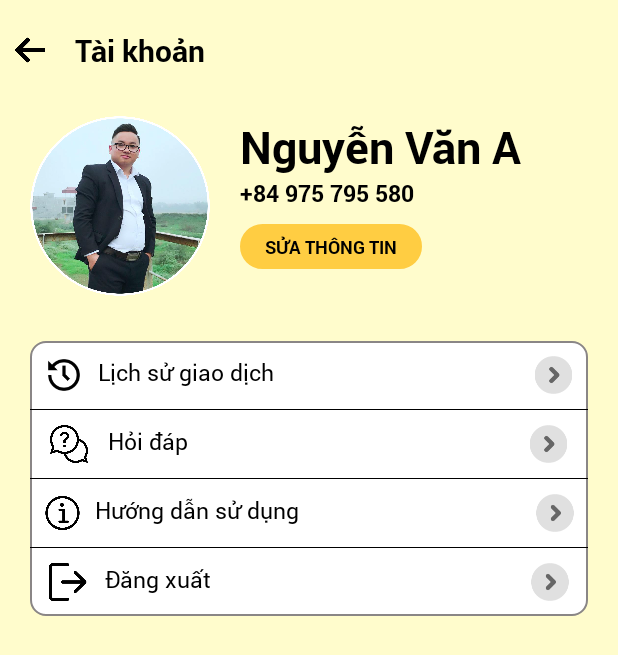
After one commit to HarryNguyen99/Android005, an Android app: the layout taikhoan_layout.xml on its own in the app's theme, with its tools: preview values and no code run, on a phone screen of 412 x 824 dp. The commit adds this screen. Shown: the top 655 px of the screen. Run offline under Robolectric (Android 15) with nearby library versions, the phone set to English and light mode, and no system bars.

Commit message:
XML tài khoản v1

```diff
--- a/SOURCE/app/src/main/java/com/example/baihoc1/android_005/MainActivity.java
+++ b/SOURCE/app/src/main/java/com/example/baihoc1/android_005/MainActivity.java
@@ -8,6 +8,6 @@ public class MainActivity extends AppCompatActivity {
     @Override
     protected void onCreate(Bundle savedInstanceState) {
         super.onCreate(savedInstanceState);
-        setContentView(R.layout.thongtincoban_layout);
+        setContentView(R.layout.taikhoan_layout);
     }
 }
--- /dev/null
+++ b/SOURCE/app/src/main/res/drawable/white_round_tk.xml
@@ -0,0 +1,10 @@
+<shape xmlns:android="http://schemas.android.com/apk/res/android"
+    android:shape="rectangle">
+
+    <solid android:color="#fff"></solid>
+
+    <corners android:radius="10dp"></corners>
+
+    <stroke android:color="#8A8686" android:width="1dp"></stroke>
+
+</shape>
--- /dev/null
+++ b/SOURCE/app/src/main/res/drawable/yellow_info_taikhoan.xml
@@ -0,0 +1,10 @@
+<shape xmlns:android="http://schemas.android.com/apk/res/android"
+    android:shape="rectangle">
+
+    <solid android:color="#FFCD42"></solid>
+
+    <corners android:radius="30dp"></corners>
+
+    <stroke android:color="#FFCD42" android:width="1dp"></stroke>
+
+</shape>
--- /dev/null
+++ b/SOURCE/app/src/main/res/layout/taikhoan_layout.xml
@@ -0,0 +1,237 @@
+<?xml version="1.0" encoding="utf-8"?>
+<LinearLayout xmlns:android="http://schemas.android.com/apk/res/android"
+    android:layout_width="match_parent"
+    android:layout_height="match_parent"
+    android:orientation="vertical"
+    android:background="#fffccc">
+
+    <LinearLayout
+        android:layout_width="match_parent"
+        android:layout_height="wrap_content"
+        android:layout_marginLeft="10dp"
+        android:layout_marginTop="20dp"
+        android:orientation="horizontal">
+
+        <ImageView
+            android:layout_width="20dp"
+            android:layout_height="20dp"
+            android:layout_gravity="center"
+            android:src="@mipmap/ic_back" />
+
+        <TextView
+            android:layout_width="wrap_content"
+            android:layout_height="wrap_content"
+            android:layout_marginLeft="20dp"
+            android:fontFamily="@font/roboto_bold"
+            android:text="Tài khoản"
+            android:textColor="#000"
+            android:textSize="20sp" />
+
+    </LinearLayout>
+
+
+    <LinearLayout
+        android:layout_width="match_parent"
+        android:layout_height="wrap_content"
+        android:layout_marginHorizontal="20dp"
+        android:layout_marginTop="30dp"
+        android:orientation="horizontal">
+
+        <ImageView
+            android:layout_width="120dp"
+            android:layout_height="120dp"
+            android:src="@mipmap/img_avatar" />
+
+        <LinearLayout
+            android:layout_width="match_parent"
+            android:layout_height="match_parent"
+            android:layout_marginLeft="20dp"
+            android:orientation="vertical">
+
+            <TextView
+                android:layout_width="wrap_content"
+                android:layout_height="wrap_content"
+                android:fontFamily="@font/roboto_bold"
+                android:text="Nguyễn Văn A"
+                android:textColor="#000"
+                android:textSize="30sp" />
+
+            <TextView
+                android:layout_width="wrap_content"
+                android:layout_height="wrap_content"
+                android:fontFamily="@font/roboto_bold"
+                android:text="+84 975 795 580"
+                android:textColor="#000"
+                android:textSize="15sp" />
+
+            <TextView
+                android:layout_width="121dp"
+                android:layout_height="30dp"
+                android:layout_marginTop="10dp"
+                android:background="@drawable/yellow_info_taikhoan"
+                android:fontFamily="@font/roboto_bold"
+                android:gravity="center"
+                android:text="SỬA THÔNG TIN"
+                android:textColor="#000"
+                android:textSize="12sp" />
+
+
+        </LinearLayout>
+
+    </LinearLayout>
+
+    <LinearLayout
+        android:layout_width="match_parent"
+        android:layout_height="wrap_content"
+        android:orientation="vertical"
+        android:layout_marginTop="30dp"
+        android:layout_marginHorizontal="20dp"
+        android:background="@drawable/white_round_tk">
+
+        <LinearLayout
+            android:layout_width="match_parent"
+            android:layout_height="wrap_content"
+            android:orientation="horizontal"
+            android:weightSum="10"
+            android:layout_marginTop="10dp">
+
+            <ImageView
+                android:layout_width="25dp"
+                android:layout_height="25dp"
+                android:src="@mipmap/ic_history"
+                android:layout_weight="1"/>
+
+            <TextView
+                android:layout_width="wrap_content"
+                android:layout_height="wrap_content"
+                android:layout_weight="8"
+                android:text="Lịch sử giao dịch"
+                android:textSize="15sp"
+                android:textColor="#000"
+                android:fontFamily="@font/roboto_regular"/>
+
+            <ImageView
+                android:layout_width="25dp"
+                android:layout_height="25dp"
+                android:layout_weight="1"
+                android:src="@mipmap/ic_muiten"/>
+
+
+        </LinearLayout>
+
+        <View
+            android:layout_width="match_parent"
+            android:layout_height="0.5dp"
+            android:background="#000"
+            android:layout_marginTop="10dp"/>
+
+        <LinearLayout
+            android:layout_width="match_parent"
+            android:layout_height="wrap_content"
+            android:orientation="horizontal"
+            android:weightSum="10"
+            android:layout_marginTop="10dp">
+
+            <ImageView
+                android:layout_width="25dp"
+                android:layout_height="25dp"
+                android:src="@mipmap/ic_q_a"
+                android:layout_weight="1"/>
+
+            <TextView
+                android:layout_width="wrap_content"
+                android:layout_height="wrap_content"
+                android:layout_weight="8"
+                android:text="Hỏi đáp"
+                android:textSize="15sp"
+                android:textColor="#000"
+                android:fontFamily="@font/roboto_regular"/>
+
+            <ImageView
+                android:layout_width="25dp"
+                android:layout_height="25dp"
+                android:layout_weight="1"
+                android:src="@mipmap/ic_muiten"/>
+
+
+        </LinearLayout>
+
+        <View
+            android:layout_width="match_parent"
+            android:layout_height="0.5dp"
+            android:background="#000"
+            android:layout_marginTop="10dp"/>
+
+        <LinearLayout
+            android:layout_width="match_parent"
+            android:layout_height="wrap_content"
+            android:orientation="horizontal"
+            android:weightSum="10"
+            android:layout_marginTop="10dp">
+
+            <ImageView
+                android:layout_width="25dp"
+                android:layout_height="25dp"
+                android:src="@mipmap/ic_huong_dan_sd"
+                android:layout_weight="1"/>
+
+            <TextView
+                android:layout_width="wrap_content"
+                android:layout_height="wrap_content"
+                android:layout_weight="8"
+                android:text="Hướng dẫn sử dụng"
+                android:textSize="15sp"
+                android:textColor="#000"
+                android:fontFamily="@font/roboto_regular"/>
+
+            <ImageView
+                android:layout_width="25dp"
+                android:layout_height="25dp"
+                android:layout_weight="1"
+                android:src="@mipmap/ic_muiten"/>
+
+
+        </LinearLayout>
+
+        <View
+            android:layout_width="match_parent"
+            android:layout_height="0.5dp"
+            android:background="#000"
+            android:layout_marginTop="10dp"/>
+
+        <LinearLayout
+            android:layout_width="match_parent"
+            android:layout_height="wrap_content"
+            android:orientation="horizontal"
+            android:weightSum="10"
+            android:layout_marginTop="10dp"
+            android:layout_marginBottom="10dp">
+
+            <ImageView
+                android:layout_width="25dp"
+                android:layout_height="25dp"
+                android:src="@mipmap/ic_log_out"
+                android:layout_weight="1"/>
+
+            <TextView
+                android:layout_width="wrap_content"
+                android:layout_height="wrap_content"
+                android:layout_weight="8"
+                android:text="Đăng xuất"
+                android:textSize="15sp"
+                android:textColor="#000"
+                android:fontFamily="@font/roboto_regular"/>
+
+            <ImageView
+                android:layout_width="25dp"
+                android:layout_height="25dp"
+                android:layout_weight="1"
+                android:src="@mipmap/ic_muiten"/>
+
+
+        </LinearLayout>
+
+    </LinearLayout>
+
+
+</LinearLayout>
--- a/SOURCE/build.gradle
+++ b/SOURCE/build.gradle
@@ -7,7 +7,7 @@ buildscript {
 
     }
     dependencies {
-        classpath 'com.android.tools.build:gradle:3.4.0'
+        classpath 'com.android.tools.build:gradle:3.4.1'
 
         // NOTE: Do not place your application dependencies here; they belong
         // in the individual module build.gradle files
```
Also changed, not shown: SOURCE/app/src/main/res/mipmap-xhdpi/ic_history.png (added), SOURCE/app/src/main/res/mipmap-xhdpi/ic_huong_dan_sd.png (added), SOURCE/app/src/main/res/mipmap-xhdpi/ic_log_out.png (added), SOURCE/app/src/main/res/mipmap-xhdpi/ic_q_a.png (added), SOURCE/app/src/main/res/mipmap-xhdpi/img_avatar.png (added).
